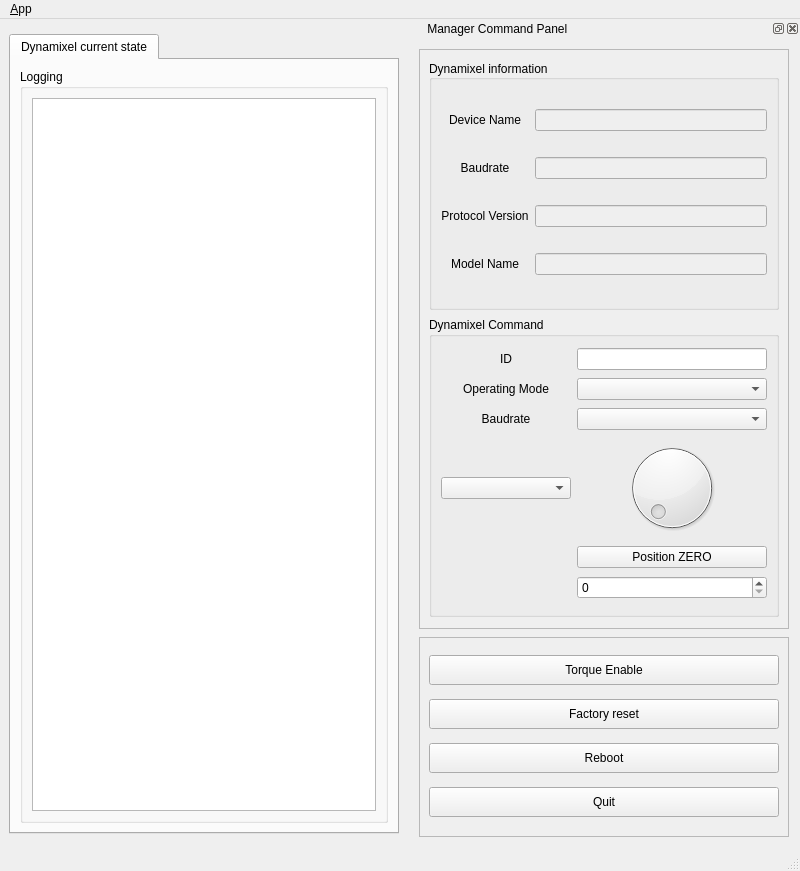
This is dynamixel_workbench_single_manager_gui/ui/main_window.ui in ROBOTIS-GIT/dynamixel-workbench as Qt 5 draws it before an edit. The edited form follows.
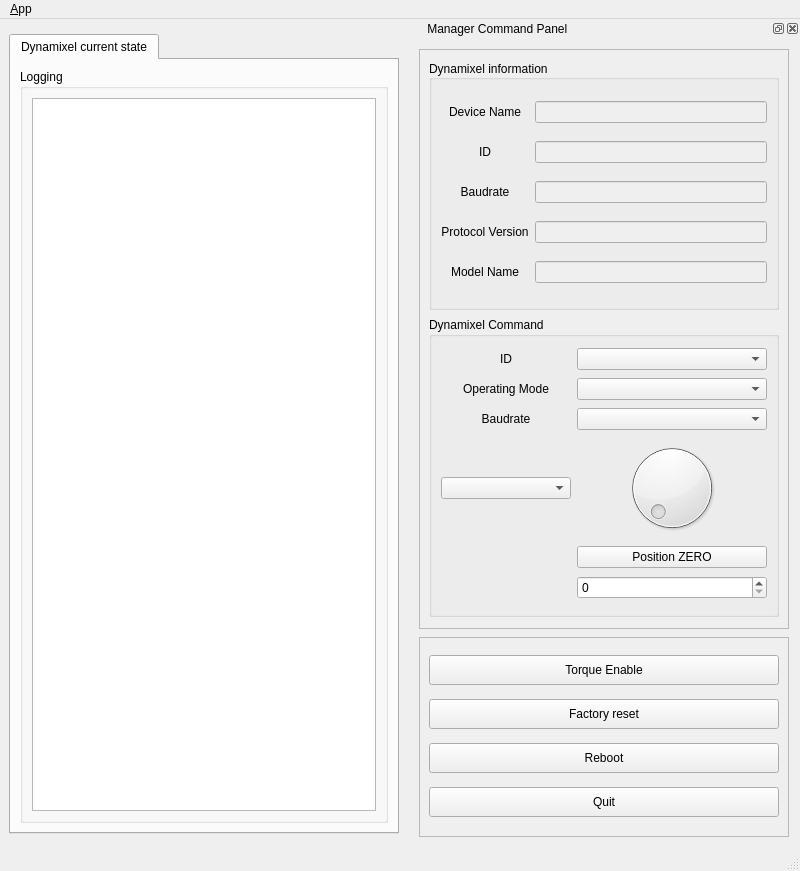
This is the edited form. Icons and pictures are not drawn.

Commit message: modified single manager and gui

```diff
--- a/dynamixel_workbench_single_manager_gui/ui/main_window.ui
+++ b/dynamixel_workbench_single_manager_gui/ui/main_window.ui
@@ -191,20 +191,7 @@
              </property>
             </widget>
            </item>
-           <item row="0" column="1">
-            <widget class="QLineEdit" name="get_device_name_line_edit">
-             <property name="enabled">
-              <bool>false</bool>
-             </property>
-             <property name="alignment">
-              <set>Qt::AlignCenter</set>
-             </property>
-             <property name="readOnly">
-              <bool>true</bool>
-             </property>
-            </widget>
-           </item>
-           <item row="1" column="0">
+           <item row="2" column="0">
             <widget class="QLabel" name="get_baud_rate_label">
              <property name="text">
               <string>Baudrate</string>
@@ -214,7 +201,46 @@
              </property>
             </widget>
            </item>
-           <item row="1" column="1">
+           <item row="4" column="1">
+            <widget class="QLineEdit" name="get_protocol_version_line_edit">
+             <property name="enabled">
+              <bool>false</bool>
+             </property>
+             <property name="alignment">
+              <set>Qt::AlignCenter</set>
+             </property>
+             <property name="readOnly">
+              <bool>true</bool>
+             </property>
+            </widget>
+           </item>
+           <item row="6" column="1">
+            <widget class="QLineEdit" name="get_model_name_line_edit">
+             <property name="enabled">
+              <bool>false</bool>
+             </property>
+             <property name="alignment">
+              <set>Qt::AlignCenter</set>
+             </property>
+             <property name="readOnly">
+              <bool>true</bool>
+             </property>
+            </widget>
+           </item>
+           <item row="0" column="1">
+            <widget class="QLineEdit" name="get_device_name_line_edit">
+             <property name="enabled">
+              <bool>false</bool>
+             </property>
+             <property name="alignment">
+              <set>Qt::AlignCenter</set>
+             </property>
+             <property name="readOnly">
+              <bool>true</bool>
+             </property>
+            </widget>
+           </item>
+           <item row="2" column="1">
             <widget class="QLineEdit" name="get_baud_rate_line_edit">
              <property name="enabled">
               <bool>false</bool>
@@ -227,7 +253,7 @@
              </property>
             </widget>
            </item>
-           <item row="2" column="0">
+           <item row="4" column="0">
             <widget class="QLabel" name="get_protocol_version_label">
              <property name="text">
               <string>Protocol Version</string>
@@ -237,20 +263,7 @@
              </property>
             </widget>
            </item>
-           <item row="2" column="1">
-            <widget class="QLineEdit" name="get_protocol_version_line_edit">
-             <property name="enabled">
-              <bool>false</bool>
-             </property>
-             <property name="alignment">
-              <set>Qt::AlignCenter</set>
-             </property>
-             <property name="readOnly">
-              <bool>true</bool>
-             </property>
-            </widget>
-           </item>
-           <item row="4" column="0">
+           <item row="6" column="0">
             <widget class="QLabel" name="get_model_name_label">
              <property name="text">
               <string>Model Name</string>
@@ -260,8 +273,18 @@
              </property>
             </widget>
            </item>
-           <item row="4" column="1">
-            <widget class="QLineEdit" name="get_model_name_line_edit">
+           <item row="1" column="0">
+            <widget class="QLabel" name="get_id_label">
+             <property name="text">
+              <string>ID</string>
+             </property>
+             <property name="alignment">
+              <set>Qt::AlignCenter</set>
+             </property>
+            </widget>
+           </item>
+           <item row="1" column="1">
+            <widget class="QLineEdit" name="get_id_line_edit">
              <property name="enabled">
               <bool>false</bool>
              </property>
@@ -417,22 +440,6 @@
              </property>
             </widget>
            </item>
-           <item row="0" column="1">
-            <widget class="QLineEdit" name="set_id_line_edit">
-             <property name="minimumSize">
-              <size>
-               <width>190</width>
-               <height>0</height>
-              </size>
-             </property>
-             <property name="maximumSize">
-              <size>
-               <width>190</width>
-               <height>16777215</height>
-              </size>
-             </property>
-            </widget>
-           </item>
            <item row="9" column="1">
             <widget class="QSpinBox" name="set_address_value_spin_box">
              <property name="minimumSize">
@@ -484,6 +491,31 @@
              </property>
             </widget>
            </item>
+           <item row="0" column="1">
+            <widget class="QComboBox" name="set_id_combo_box">
+             <property name="minimumSize">
+              <size>
+               <width>190</width>
+               <height>0</height>
+              </size>
+             </property>
+             <property name="maximumSize">
+              <size>
+               <width>190</width>
+               <height>16777215</height>
+              </size>
+             </property>
+             <property name="editable">
+              <bool>false</bool>
+             </property>
+             <property name="maxVisibleItems">
+              <number>5</number>
+             </property>
+             <property name="maxCount">
+              <number>200</number>
+             </property>
+            </widget>
+           </item>
           </layout>
          </widget>
         </item>
```
Left out of the diff: 4 changed lines with no effect on the pictures. The commit also changes 2 other files.
